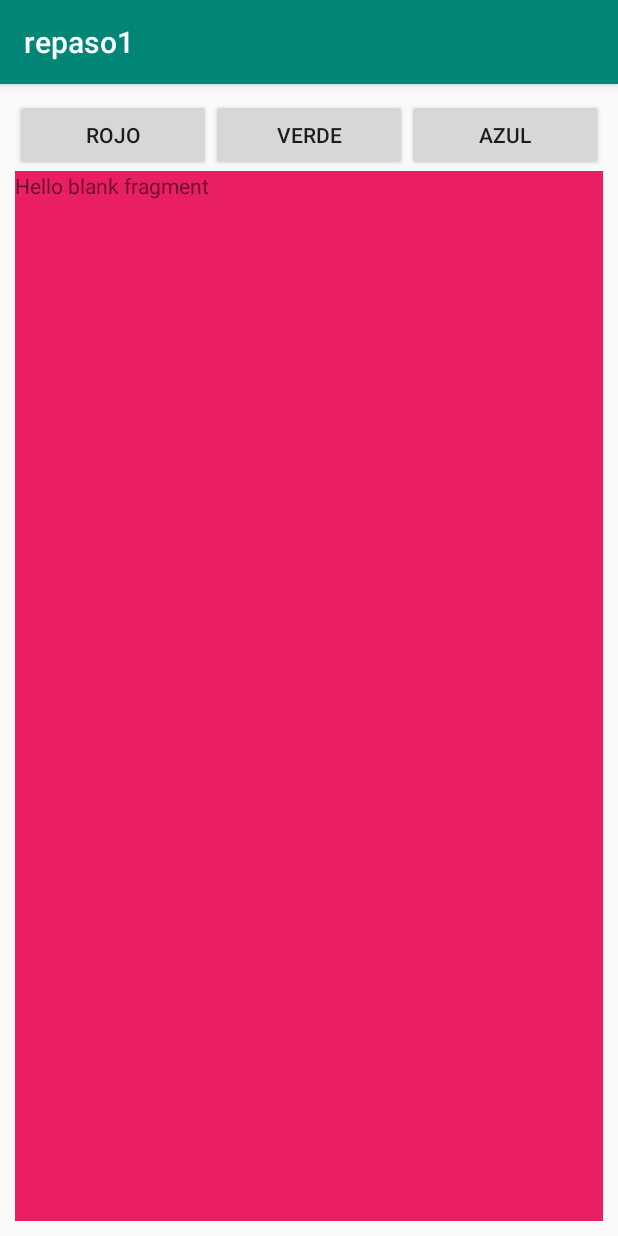
After one commit to luchoss10/repaso1, an Android app: the FragmentRojo screen opened directly, with no data from a screen before it, on a phone screen of 412 x 824 dp. The commit adds this screen. Run offline under Robolectric (Android 15) with nearby library versions, the phone set to English and light mode, and no system bars.

Commit message:
Implementacion de fragments

```diff
--- a/app/build.gradle
+++ b/app/build.gradle
@@ -22,6 +22,7 @@ dependencies {
     implementation fileTree(dir: 'libs', include: ['*.jar'])
     implementation 'androidx.appcompat:appcompat:1.0.2'
     implementation 'androidx.constraintlayout:constraintlayout:1.1.3'
+    implementation 'androidx.legacy:legacy-support-v4:1.0.0'
     testImplementation 'junit:junit:4.12'
     androidTestImplementation 'androidx.test.ext:junit:1.1.0'
     androidTestImplementation 'androidx.test.espresso:espresso-core:3.1.1'
--- a/app/src/main/java/com/example/repaso1/ConexionSQLiteHelper.java
+++ b/app/src/main/java/com/example/repaso1/ConexionSQLiteHelper.java
@@ -9,8 +9,6 @@ import androidx.annotation.Nullable;
 import com.example.repaso1.utilidades.Utilidades;
 
 public class ConexionSQLiteHelper extends SQLiteOpenHelper {
-
-
 
     public ConexionSQLiteHelper(@Nullable Context context, @Nullable String name, @Nullable SQLiteDatabase.CursorFactory factory, int version) {
         super(context, name, factory, version);
--- /dev/null
+++ b/app/src/main/java/com/example/repaso1/Fragments/FragmentAzul.java
@@ -0,0 +1,66 @@
+package com.example.repaso1.Fragments;
+
+import android.os.Bundle;
+
+import androidx.fragment.app.Fragment;
+
+import android.view.LayoutInflater;
+import android.view.View;
+import android.view.ViewGroup;
+
+import com.example.repaso1.R;
+
+/**
+ * A simple {@link Fragment} subclass.
+ * Use the {@link FragmentAzul#newInstance} factory method to
+ * create an instance of this fragment.
+ */
+public class FragmentAzul extends Fragment {
+
+    // TODO: Rename parameter arguments, choose names that match
+    // the fragment initialization parameters, e.g. ARG_ITEM_NUMBER
+    private static final String ARG_PARAM1 = "param1";
+    private static final String ARG_PARAM2 = "param2";
+
+    // TODO: Rename and change types of parameters
+    private String mParam1;
+    private String mParam2;
+
+    public FragmentAzul() {
+        // Required empty public constructor
+    }
+
+    /**
+     * Use this factory method to create a new instance of
+     * this fragment using the provided parameters.
+     *
+     * @param param1 Parameter 1.
+     * @param param2 Parameter 2.
+     * @return A new instance of fragment FragmentAzul.
+     */
+    // TODO: Rename and change types and number of parameters
+    public static FragmentAzul newInstance(String param1, String param2) {
+        FragmentAzul fragment = new FragmentAzul();
+        Bundle args = new Bundle();
+        args.putString(ARG_PARAM1, param1);
+        args.putString(ARG_PARAM2, param2);
+        fragment.setArguments(args);
+        return fragment;
+    }
+
+    @Override
+    public void onCreate(Bundle savedInstanceState) {
+        super.onCreate(savedInstanceState);
+        if (getArguments() != null) {
+            mParam1 = getArguments().getString(ARG_PARAM1);
+            mParam2 = getArguments().getString(ARG_PARAM2);
+        }
+    }
+
+    @Override
+    public View onCreateView(LayoutInflater inflater, ViewGroup container,
+                             Bundle savedInstanceState) {
+        // Inflate the layout for this fragment
+        return inflater.inflate(R.layout.fragment_azul, container, false);
+    }
+}
--- /dev/null
+++ b/app/src/main/java/com/example/repaso1/Fragments/FragmentRojo.java
@@ -0,0 +1,66 @@
+package com.example.repaso1.Fragments;
+
+import android.os.Bundle;
+
+import androidx.fragment.app.Fragment;
+
+import android.view.LayoutInflater;
+import android.view.View;
+import android.view.ViewGroup;
+
+import com.example.repaso1.R;
+
+/**
+ * A simple {@link Fragment} subclass.
+ * Use the {@link FragmentRojo#newInstance} factory method to
+ * create an instance of this fragment.
+ */
+public class FragmentRojo extends Fragment {
+
+    // TODO: Rename parameter arguments, choose names that match
+    // the fragment initialization parameters, e.g. ARG_ITEM_NUMBER
+    private static final String ARG_PARAM1 = "param1";
+    private static final String ARG_PARAM2 = "param2";
+
+    // TODO: Rename and change types of parameters
+    private String mParam1;
+    private String mParam2;
+
+    public FragmentRojo() {
+        // Required empty public constructor
+    }
+
+    /**
+     * Use this factory method to create a new instance of
+     * this fragment using the provided parameters.
+     *
+     * @param param1 Parameter 1.
+     * @param param2 Parameter 2.
+     * @return A new instance of fragment FragmentRojo.
+     */
+    // TODO: Rename and change types and number of parameters
+    public static FragmentRojo newInstance(String param1, String param2) {
+        FragmentRojo fragment = new FragmentRojo();
+        Bundle args = new Bundle();
+        args.putString(ARG_PARAM1, param1);
+        args.putString(ARG_PARAM2, param2);
+        fragment.setArguments(args);
+        return fragment;
+    }
+
+    @Override
+    public void onCreate(Bundle savedInstanceState) {
+        super.onCreate(savedInstanceState);
+        if (getArguments() != null) {
+            mParam1 = getArguments().getString(ARG_PARAM1);
+            mParam2 = getArguments().getString(ARG_PARAM2);
+        }
+    }
+
+    @Override
+    public View onCreateView(LayoutInflater inflater, ViewGroup container,
+                             Bundle savedInstanceState) {
+        // Inflate the layout for this fragment
+        return inflater.inflate(R.layout.fragment_rojo, container, false);
+    }
+}
--- /dev/null
+++ b/app/src/main/java/com/example/repaso1/Fragments/FragmentVerde.java
@@ -0,0 +1,66 @@
+package com.example.repaso1.Fragments;
+
+import android.os.Bundle;
+
+import androidx.fragment.app.Fragment;
+
+import android.view.LayoutInflater;
+import android.view.View;
+import android.view.ViewGroup;
+
+import com.example.repaso1.R;
+
+/**
+ * A simple {@link Fragment} subclass.
+ * Use the {@link FragmentVerde#newInstance} factory method to
+ * create an instance of this fragment.
+ */
+public class FragmentVerde extends Fragment {
+
+    // TODO: Rename parameter arguments, choose names that match
+    // the fragment initialization parameters, e.g. ARG_ITEM_NUMBER
+    private static final String ARG_PARAM1 = "param1";
+    private static final String ARG_PARAM2 = "param2";
+
+    // TODO: Rename and change types of parameters
+    private String mParam1;
+    private String mParam2;
+
+    public FragmentVerde() {
+        // Required empty public constructor
+    }
+
+    /**
+     * Use this factory method to create a new instance of
+     * this fragment using the provided parameters.
+     *
+     * @param param1 Parameter 1.
+     * @param param2 Parameter 2.
+     * @return A new instance of fragment FragmentVerde.
+     */
+    // TODO: Rename and change types and number of parameters
+    public static FragmentVerde newInstance(String param1, String param2) {
+        FragmentVerde fragment = new FragmentVerde();
+        Bundle args = new Bundle();
+        args.putString(ARG_PARAM1, param1);
+        args.putString(ARG_PARAM2, param2);
+        fragment.setArguments(args);
+        return fragment;
+    }
+
+    @Override
+    public void onCreate(Bundle savedInstanceState) {
+        super.onCreate(savedInstanceState);
+        if (getArguments() != null) {
+            mParam1 = getArguments().getString(ARG_PARAM1);
+            mParam2 = getArguments().getString(ARG_PARAM2);
+        }
+    }
+
+    @Override
+    public View onCreateView(LayoutInflater inflater, ViewGroup container,
+                             Bundle savedInstanceState) {
+        // Inflate the layout for this fragment
+        return inflater.inflate(R.layout.fragment_verde, container, false);
+    }
+}
--- /dev/null
+++ b/app/src/main/java/com/example/repaso1/FragmentsActivity.java
@@ -0,0 +1,52 @@
+package com.example.repaso1;
+
+import androidx.appcompat.app.AppCompatActivity;
+import androidx.fragment.app.Fragment;
+import androidx.fragment.app.FragmentManager;
+import androidx.fragment.app.FragmentTransaction;
+
+import android.os.Bundle;
+import android.view.View;
+
+import com.example.repaso1.Fragments.FragmentAzul;
+import com.example.repaso1.Fragments.FragmentRojo;
+import com.example.repaso1.Fragments.FragmentVerde;
+
+public class FragmentsActivity extends AppCompatActivity {
+
+    Fragment fragmentRojo, fragmentAzul, fragmentVerde;
+    FragmentTransaction transaction;
+
+
+    @Override
+    protected void onCreate(Bundle savedInstanceState) {
+        super.onCreate(savedInstanceState);
+        setContentView(R.layout.activity_fragments);
+
+        fragmentRojo = new FragmentRojo();
+        fragmentAzul = new FragmentAzul();
+        fragmentVerde = new FragmentVerde();
+
+        getSupportFragmentManager().beginTransaction().add(R.id.frame_fragmnts, fragmentRojo).commit();
+    }
+
+    public void onClick(View view) {
+        transaction = getSupportFragmentManager().beginTransaction();
+        switch (view.getId()) {
+            case R.id.btn_rojo:
+                transaction.replace(R.id.frame_fragmnts, fragmentRojo);
+                transaction.addToBackStack(null);
+                break;
+            case R.id.btn_azul:
+                transaction.replace(R.id.frame_fragmnts, fragmentAzul);
+                transaction.addToBackStack(null);
+                break;
+            case R.id.btn_verde:
+                transaction.replace(R.id.frame_fragmnts, fragmentVerde);
+                transaction.addToBackStack(null);
+                break;
+        }
+
+        transaction.commit();
+    }
+}
--- /dev/null
+++ b/app/src/main/res/layout/activity_fragments.xml
@@ -0,0 +1,48 @@
+<?xml version="1.0" encoding="utf-8"?>
+<LinearLayout xmlns:android="http://schemas.android.com/apk/res/android"
+    xmlns:app="http://schemas.android.com/apk/res-auto"
+    xmlns:tools="http://schemas.android.com/tools"
+    android:layout_width="match_parent"
+    android:layout_height="match_parent"
+    android:layout_margin="10dp"
+    android:orientation="vertical"
+    tools:context=".FragmentsActivity">
+
+    <LinearLayout
+        android:layout_width="match_parent"
+        android:layout_height="wrap_content"
+        android:orientation="horizontal">
+
+        <Button
+            android:id="@+id/btn_rojo"
+            android:layout_width="match_parent"
+            android:layout_height="wrap_content"
+            android:layout_weight="1"
+            android:onClick="onClick"
+            android:text="Rojo" />
+
+        <Button
+            android:id="@+id/btn_verde"
+            android:layout_width="match_parent"
+            android:layout_height="wrap_content"
+            android:layout_weight="1"
+            android:onClick="onClick"
+            android:text="Verde" />
+
+        <Button
+            android:id="@+id/btn_azul"
+            android:layout_width="match_parent"
+            android:layout_height="wrap_content"
+            android:layout_weight="1"
+            android:onClick="onClick"
+            android:text="Azul" />
+
+    </LinearLayout>
+
+
+    <FrameLayout
+        android:id="@+id/frame_fragmnts"
+        android:layout_width="match_parent"
+        android:layout_height="match_parent" />
+
+</LinearLayout>
--- /dev/null
+++ b/app/src/main/res/layout/fragment_rojo.xml
@@ -0,0 +1,15 @@
+<?xml version="1.0" encoding="utf-8"?>
+<FrameLayout xmlns:android="http://schemas.android.com/apk/res/android"
+    xmlns:tools="http://schemas.android.com/tools"
+    android:layout_width="match_parent"
+    android:layout_height="match_parent"
+    android:background="#E91E63"
+    tools:context=".Fragments.FragmentRojo">
+
+    <!-- TODO: Update blank fragment layout -->
+    <TextView
+        android:layout_width="match_parent"
+        android:layout_height="match_parent"
+        android:text="@string/hello_blank_fragment" />
+
+</FrameLayout>
--- a/app/src/main/res/values/strings.xml
+++ b/app/src/main/res/values/strings.xml
@@ -1,3 +1,5 @@
 <resources>
     <string name="app_name">repaso1</string>
+    <!-- TODO: Remove or change this placeholder text -->
+    <string name="hello_blank_fragment">Hello blank fragment</string>
 </resources>
--- a/build.gradle
+++ b/build.gradle
@@ -7,7 +7,7 @@ buildscript {
 
     }
     dependencies {
-        classpath 'com.android.tools.build:gradle:3.5.3'
+        classpath 'com.android.tools.build:gradle:4.0.1'
 
         // NOTE: Do not place your application dependencies here; they belong
         // in the individual module build.gradle files
```
Also changed, not shown: app/src/main/AndroidManifest.xml (+4 -4 lines), app/src/main/java/com/example/repaso1/ConsultarUsuarioActivity.java (added, +86 -0 lines), app/src/main/res/layout/activity_consultar_usuario.xml (added, +85 -0 lines), app/src/main/res/layout/fragment_azul.xml (added, +15 -0 lines), app/src/main/res/layout/fragment_verde.xml (added, +15 -0 lines), gradle/wrapper/gradle-wrapper.properties.
